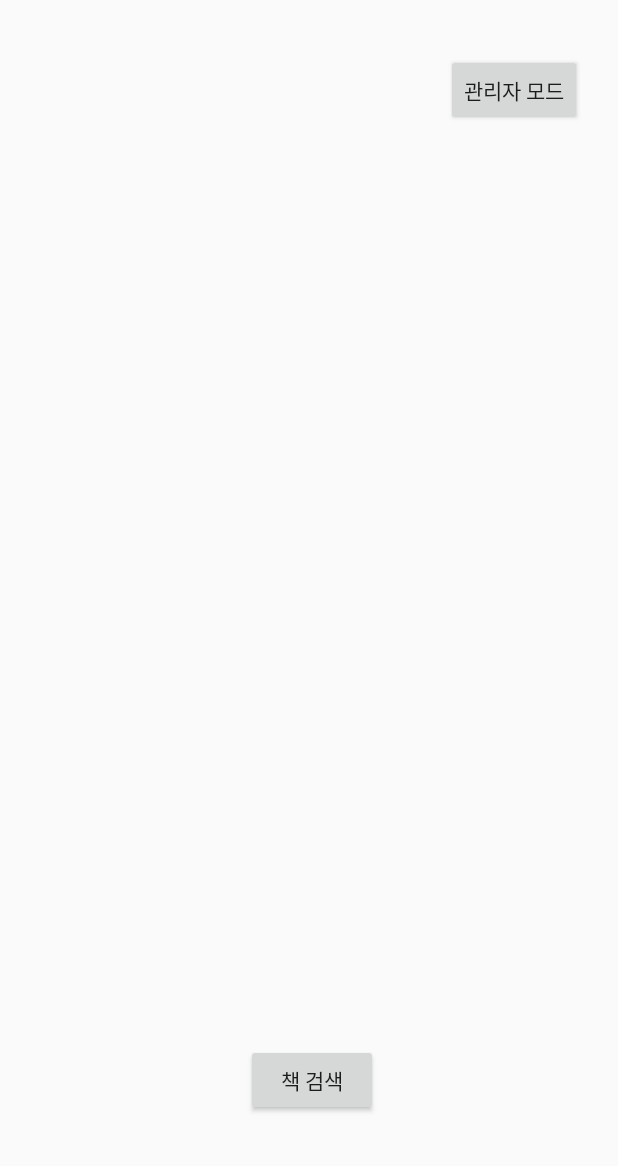
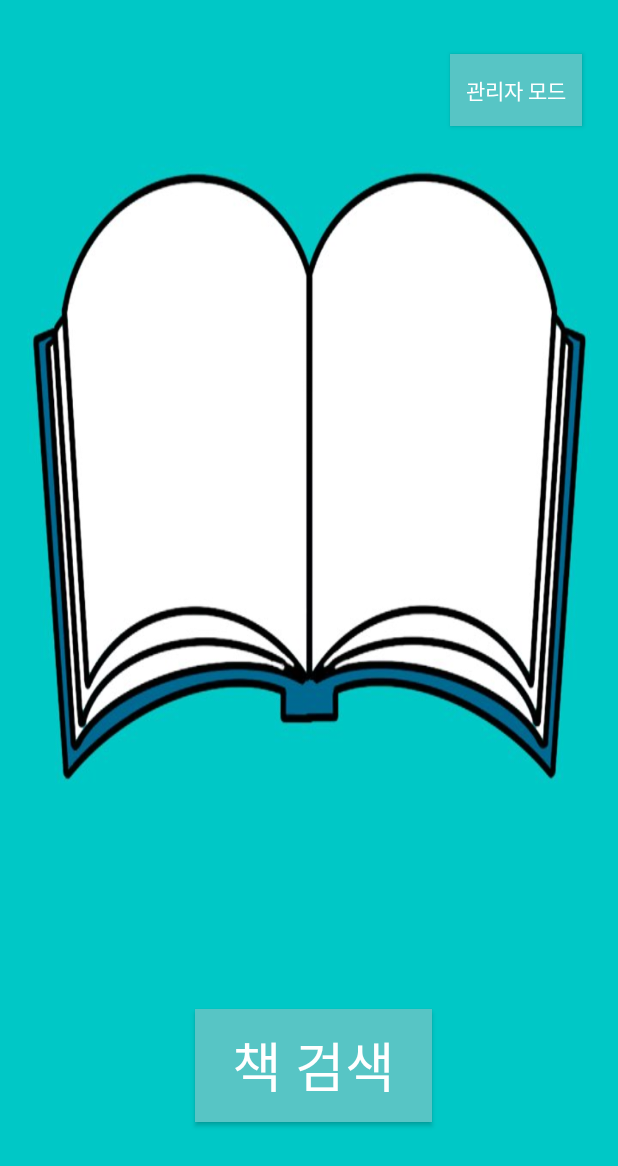
Before and after one commit to kkyehit/BookAR, an Android app: the layout activity_main.xml on its own in the app's theme, with its tools: preview values and no code run, on a phone screen of 412 x 824 dp. Shown: the top 1166 px of the screen. Run offline under Robolectric (Android 15) with nearby library versions, the phone set to English and light mode, and no system bars.

Commit message:
UI 수정

```diff
--- a/android/app/src/main/AndroidManifest.xml
+++ b/android/app/src/main/AndroidManifest.xml
@@ -13,11 +13,11 @@
 
     <application
         android:allowBackup="true"
-        android:icon="@mipmap/ic_launcher"
+        android:icon="@drawable/ic__icon_bar_1"
         android:label="@string/app_name"
         android:roundIcon="@mipmap/ic_launcher_round"
         android:supportsRtl="true"
-        android:theme="@style/AppTheme"
+        android:theme="@style/Theme.AppCompat.NoActionBar"
         android:usesCleartextTraffic="true">
         <meta-data android:name="com.google.ar.core" android:value="required" />
         <uses-library android:name="org.apache.http.legacy" android:required="false"/>
--- a/android/app/src/main/java/com/example/bar/config/NetworkConfig.kt
+++ b/android/app/src/main/java/com/example/bar/config/NetworkConfig.kt
@@ -1,7 +1,7 @@
 package com.example.bar.config
 
 class NetworkConfig {
-    public val host = "http://192.168.43.70:8080"
+    public val host = "http://192.168.219.107:8080"
     public val tb = "/table"
     public val books = "/books"
     public val getListByName = "/getListByName"
--- a/android/app/src/main/res/layout/activity_main.xml
+++ b/android/app/src/main/res/layout/activity_main.xml
@@ -4,7 +4,8 @@
     xmlns:tools="http://schemas.android.com/tools"
     android:layout_width="match_parent"
     android:layout_height="match_parent"
-    tools:context=".MainActivity">
+    tools:context=".MainActivity"
+    android:background="@drawable/ic_background_bar">
 
     <Button
         android:id="@+id/manageModeButton"
@@ -12,6 +13,7 @@
         android:layout_height="wrap_content"
         android:layout_marginTop="36dp"
         android:layout_marginEnd="24dp"
+        android:background="#57C5C5"
         android:text="관리자 모드"
         app:layout_constraintEnd_toEndOf="parent"
         app:layout_constraintTop_toTopOf="parent"
@@ -19,11 +21,14 @@
 
     <Button
         android:id="@+id/bookSearchButton"
-        android:layout_width="wrap_content"
-        android:layout_height="wrap_content"
-        android:layout_marginEnd="160dp"
-        android:layout_marginBottom="80dp"
+        android:layout_width="158dp"
+        android:layout_height="75dp"
+        android:layout_marginEnd="124dp"
+        android:layout_marginBottom="76dp"
+        android:background="#57C5C5"
         android:text="책 검색"
+        android:textColorLink="#00BCD4"
+        android:textSize="36sp"
         app:layout_constraintBottom_toBottomOf="parent"
         app:layout_constraintEnd_toEndOf="parent"
         tools:ignore="MissingConstraints" />
--- a/android/app/src/main/res/layout/books_listview_item.xml
+++ b/android/app/src/main/res/layout/books_listview_item.xml
@@ -8,8 +8,9 @@
 
     <ImageView
         android:id="@+id/listviewBooksImage"
-        android:layout_width="wrap_content"
-        android:layout_height="wrap_content"
+        android:layout_width="100dp"
+        android:layout_height="100dp"
+        android:src="@drawable/ic_bock_bar"
         app:layout_constraintStart_toStartOf="parent"
         app:layout_constraintTop_toTopOf="parent"
         app:srcCompat="@drawable/ic_launcher_foreground" />
--- a/android/app/src/main/res/layout/manager_activity.xml
+++ b/android/app/src/main/res/layout/manager_activity.xml
@@ -3,6 +3,7 @@
     xmlns:android="http://schemas.android.com/apk/res/android"
     xmlns:app="http://schemas.android.com/apk/res-auto"
     xmlns:tools="http://schemas.android.com/tools"
+    android:background="@drawable/ic_background_bar"
     android:layout_width="match_parent"
     android:layout_height="match_parent">
 
@@ -17,6 +18,7 @@
         app:layout_constraintStart_toStartOf="parent"
         app:layout_constraintTop_toTopOf="parent"
         app:layout_constraintVertical_bias="0.958"
+        android:background="#8057C5C5"
         tools:ignore="MissingConstraints" />
 
     <Button
@@ -28,5 +30,6 @@
         android:text="책 등록"
         app:layout_constraintBottom_toBottomOf="parent"
         app:layout_constraintStart_toStartOf="parent"
+        android:background="#8057C5C5"
         tools:ignore="MissingConstraints" />
 </androidx.constraintlayout.widget.ConstraintLayout>
--- a/android/app/src/main/res/layout/search_activity.xml
+++ b/android/app/src/main/res/layout/search_activity.xml
@@ -3,6 +3,7 @@
     xmlns:android="http://schemas.android.com/apk/res/android"
     xmlns:app="http://schemas.android.com/apk/res-auto"
     xmlns:tools="http://schemas.android.com/tools"
+    android:background="#57C5C5"
     android:layout_width="match_parent"
     android:layout_height="match_parent">
 
@@ -11,6 +12,7 @@
         android:layout_width="83dp"
         android:layout_height="37dp"
         android:text="검색"
+        android:background="#8057C5C5"
         app:layout_constraintEnd_toEndOf="parent"
         app:layout_constraintTop_toTopOf="parent" />
 
```
Also changed, not shown: android/app/src/main/res/drawable/ic__icon_bar_1.jpg (added), android/app/src/main/res/drawable/ic_background_bar.jpg (added), android/app/src/main/res/drawable/ic_background_bar_1.jpg (added), android/app/src/main/res/drawable/ic_bock_bar.png (added), 2 other files.
